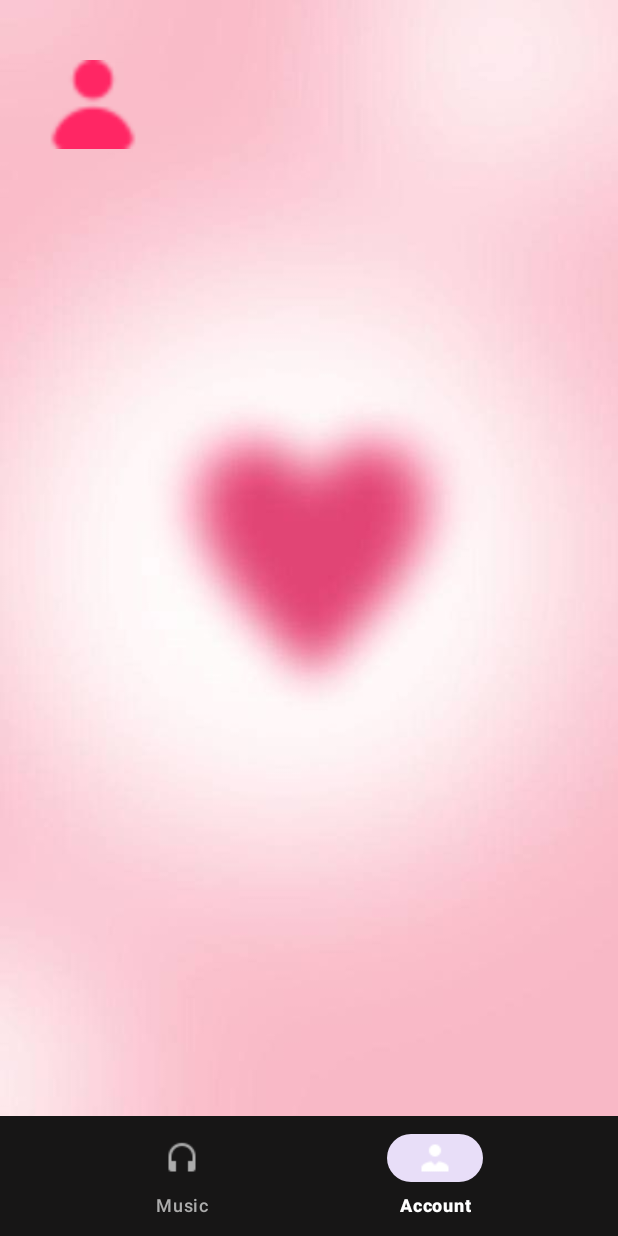
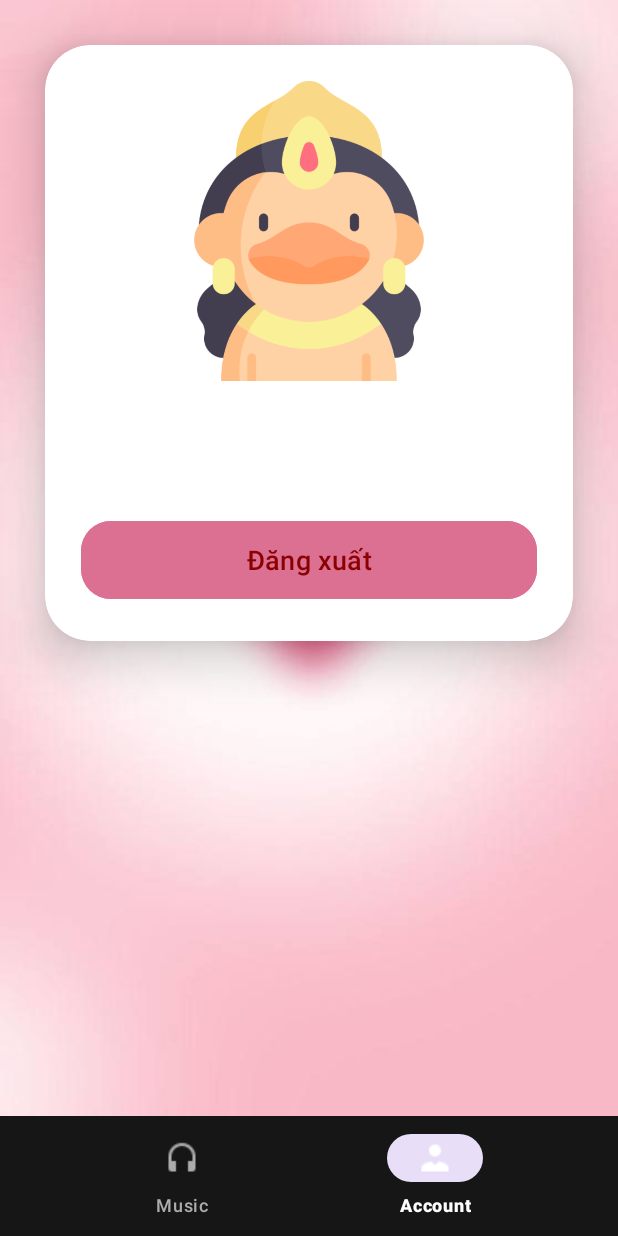
Before and after one commit to Ngandoll07/music_app, an Android app: the MainActivity screen opened directly, with no data from a screen before it, item 2 of the bottom bar chosen, on a phone screen of 412 x 824 dp. Run offline under Robolectric (Android 15) with nearby library versions, the phone set to English and light mode, and no system bars; 1 statement that could not run was skipped.

Commit message:
update fragment account

```diff
--- a/app/src/main/java/com/example/music/MainActivity.java
+++ b/app/src/main/java/com/example/music/MainActivity.java
@@ -39,12 +39,28 @@ public class MainActivity extends AppCompatActivity {
     public static ArrayList<MusicFiles> musicFiles;
     private ViewPager viewPager;
     private BottomNavigationView bottomNavigationView;
+    private String tUsername="";
     @Override
     protected void onCreate(Bundle savedInstanceState) {
         super.onCreate(savedInstanceState);
         setContentView(R.layout.activity_main);
         permission();
+        sendDataToFragment();
     }
+    public String gettUsername() {
+        return tUsername;
+    }
+
+    private void sendDataToFragment() {
+        Bundle bundle = getIntent().getExtras();
+        String Username=bundle.getString("username");
+        tUsername=Username;
+        FragmentTransaction fragmentTransaction=getSupportFragmentManager().beginTransaction();
+        fragmentTransaction.replace(R.id.viewpaper,new AccountFragment());
+        fragmentTransaction.commit();
+
+    }
+    //allow
 //allow
     @Override
     public void onRequestPermissionsResult(int requestCode, @NonNull String[] permissions, @NonNull int[] grantResults) {
@@ -63,9 +79,7 @@ public class MainActivity extends AppCompatActivity {
 
     private void permission() {
         if(ContextCompat.checkSelfPermission(getApplicationContext(), Manifest.permission.READ_MEDIA_AUDIO)
-        != PackageManager.PERMISSION_GRANTED){
-            ActivityCompat.requestPermissions(MainActivity.this,
-                    new String[]{Manifest.permission.READ_MEDIA_AUDIO},REQUEST_CODE);
+                != PackageManager.PERMISSION_GRANTED){
         }
         else {
             musicFiles = getAudio(this);
--- a/app/src/main/java/com/example/music/fragment_menu/AccountFragment.java
+++ b/app/src/main/java/com/example/music/fragment_menu/AccountFragment.java
@@ -1,5 +1,6 @@
 package com.example.music.fragment_menu;
 
+import android.content.Intent;
 import android.os.Bundle;
 
 import androidx.fragment.app.Fragment;
@@ -7,8 +8,11 @@ import androidx.fragment.app.Fragment;
 import android.view.LayoutInflater;
 import android.view.View;
 import android.view.ViewGroup;
+import android.widget.Button;
 import android.widget.TextView;
 
+import com.example.music.LoginActivity;
+import com.example.music.MainActivity;
 import com.example.music.R;
 
 /**
@@ -17,7 +21,6 @@ import com.example.music.R;
  * create an instance of this fragment.
  */
 public class AccountFragment extends Fragment {
-    TextView txtName;
 
     // TODO: Rename parameter arguments, choose names that match
     // the fragment initialization parameters, e.g. ARG_ITEM_NUMBER
@@ -27,6 +30,10 @@ public class AccountFragment extends Fragment {
     // TODO: Rename and change types of parameters
     private String mParam1;
     private String mParam2;
+    LoginActivity loginActivity;
+    public TextView txtUserName;
+    MainActivity mainActivity;
+    public Button btnLogout;
 
     public AccountFragment() {
         // Required empty public constructor
@@ -65,6 +72,19 @@ public class AccountFragment extends Fragment {
     public View onCreateView(LayoutInflater inflater, ViewGroup container,
                              Bundle savedInstanceState) {
         // Inflate the layout for this fragment
-        return inflater.inflate(R.layout.fragment_account, container, false);
+        View aView=inflater.inflate(R.layout.fragment_account, container, false);
+        btnLogout=aView.findViewById(R.id.btnLogout);
+        mainActivity= (MainActivity) getActivity();
+        txtUserName= aView.findViewById(R.id.txtName);
+        txtUserName.setText(mainActivity.gettUsername());
+        Bundle bundle=this.getArguments();
+        btnLogout.setOnClickListener(new View.OnClickListener() {
+            @Override
+            public void onClick(View v) {
+                Intent i=new Intent(getContext(),LoginActivity.class);
+                startActivity(i);
+            }
+        });
+        return aView;
     }
 }
--- a/app/src/main/res/layout/activity_signup.xml
+++ b/app/src/main/res/layout/activity_signup.xml
@@ -32,6 +32,7 @@
                 android:layout_width="match_parent"
                 android:layout_height="50dp"
                 android:background="@drawable/custom_edittext"
+                android:drawableLeft="@drawable/user"
                 android:drawablePadding="8dp"
                 android:hint="Tên đăng nhập"
                 android:padding="8dp"
@@ -46,6 +47,7 @@
                 android:layout_marginTop="40dp"
                 android:drawablePadding="8dp"
                 android:padding="8dp"
+                android:drawableLeft="@drawable/lock"
                 android:hint="Mật khẩu"
                 android:textColor="@color/black"
                 android:textColorHighlight="@color/cardview_dark_background"
@@ -58,6 +60,7 @@
                 android:layout_marginTop="40dp"
                 android:drawablePadding="8dp"
                 android:padding="8dp"
+                android:drawableLeft="@drawable/lock"
                 android:hint="Xác nhận mật khẩu"
                 android:textColor="@color/black"
                 android:textColorHighlight="@color/cardview_dark_background"
@@ -73,9 +76,6 @@
                 android:textColor="@color/white"
                 android:backgroundTint="@color/login"
                 app:cornerRadius="20dp"/>
-
-
-
         </LinearLayout>
     </androidx.cardview.widget.CardView>
 
--- a/app/src/main/res/layout/fragment_account.xml
+++ b/app/src/main/res/layout/fragment_account.xml
@@ -1,32 +1,55 @@
 <?xml version="1.0" encoding="utf-8"?>
-<androidx.constraintlayout.widget.ConstraintLayout xmlns:android="http://schemas.android.com/apk/res/android"
+<LinearLayout xmlns:android="http://schemas.android.com/apk/res/android"
     xmlns:app="http://schemas.android.com/apk/res-auto"
     xmlns:tools="http://schemas.android.com/tools"
+    xmlns:card_view="http://schemas.android.com/apk/res-auto"
     android:id="@+id/frameLayout"
     android:layout_width="match_parent"
     android:layout_height="match_parent"
     android:background="@drawable/bg_app"
     tools:context=".fragment_menu.AccountFragment">
 
-    <ImageView
-        android:id="@+id/imageView"
-        android:layout_width="72dp"
-        android:layout_height="59dp"
-        android:layout_marginTop="40dp"
-        android:src="@drawable/user"
-        app:layout_constraintEnd_toEndOf="parent"
-        app:layout_constraintHorizontal_bias="0.076"
-        app:layout_constraintStart_toStartOf="parent"
-        app:layout_constraintTop_toTopOf="parent" />
+    <androidx.cardview.widget.CardView
+        android:layout_width="match_parent"
+        android:layout_height="wrap_content"
+        android:layout_margin="30dp"
+        app:cardElevation="20dp"
+        app:cardCornerRadius="30dp"
+        android:background="@drawable/custom_edittext" >
+        <LinearLayout
+            android:layout_width="match_parent"
+            android:layout_height="wrap_content"
+            android:orientation="vertical"
+            android:layout_gravity="center_horizontal"
+            android:padding="24dp">
 
-    <TextView
-        android:id="@+id/txtName"
-        android:layout_width="249dp"
-        android:layout_height="53dp"
-        android:layout_marginTop="40dp"
-        android:text=""
-        app:layout_constraintEnd_toEndOf="parent"
-        app:layout_constraintHorizontal_bias="0.388"
-        app:layout_constraintStart_toEndOf="@+id/imageView"
-        app:layout_constraintTop_toTopOf="parent" />
-</androidx.constraintlayout.widget.ConstraintLayout>
+            <ImageView
+                android:layout_width="200dp"
+                android:layout_height="200dp"
+                card_view:srcCompat="@drawable/user_garuda"
+                android:layout_gravity="center_horizontal"/>
+            <TextView
+                android:id="@+id/txtName"
+                android:layout_width="match_parent"
+                android:layout_height="wrap_content"
+                android:layout_marginTop="40dp"
+                android:gravity="center"
+                android:text="ten" />
+
+
+            <Button
+                android:id="@+id/btnLogout"
+                android:layout_width="match_parent"
+                android:layout_height="60dp"
+                android:layout_marginTop="30dp"
+                android:text="Đăng xuất"
+                android:textSize="18sp"
+                android:textColor="@color/login_text"
+                android:backgroundTint="@color/login"
+                app:cornerRadius="20dp"/>
+
+
+        </LinearLayout>
+    </androidx.cardview.widget.CardView>
+
+</LinearLayout>
```
